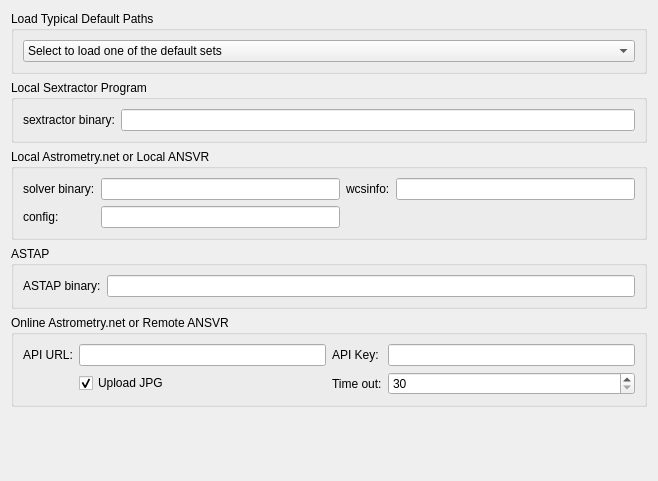
This is kstars/ekos/align/opsprograms.ui in KDE/kstars as Qt 5 draws it before an edit. The edited form follows.
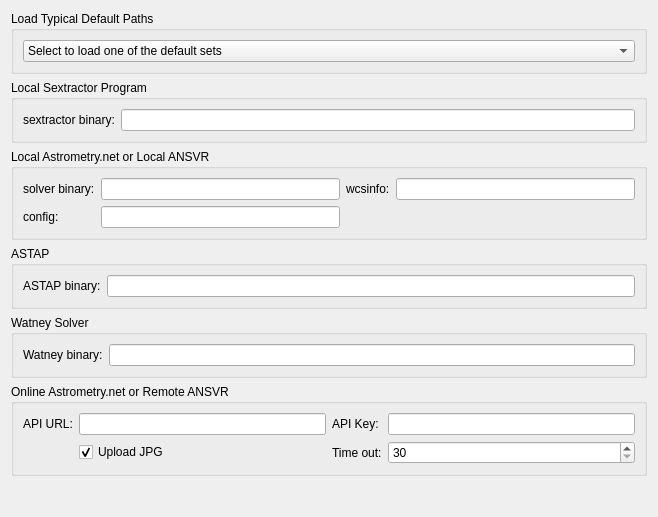
This is the edited form.

Commit message: Make it work with StellarSolver 2.0

```diff
--- a/kstars/ekos/align/opsprograms.ui
+++ b/kstars/ekos/align/opsprograms.ui
@@ -7,7 +7,7 @@
     <x>0</x>
     <y>0</y>
     <width>658</width>
-    <height>481</height>
+    <height>517</height>
    </rect>
   </property>
   <layout class="QVBoxLayout" name="verticalLayout">
@@ -169,6 +169,32 @@
      </layout>
     </widget>
    </item>
+   <item>
+    <widget class="QGroupBox" name="groupBox_6">
+     <property name="title">
+      <string>Watney Solver</string>
+     </property>
+     <layout class="QGridLayout" name="gridLayout_5">
+      <item row="0" column="0">
+       <widget class="QLabel" name="label_21">
+        <property name="text">
+         <string>Watney binary:</string>
+        </property>
+       </widget>
+      </item>
+      <item row="0" column="1">
+       <widget class="QLineEdit" name="kcfg_WatneyBinary">
+        <property name="toolTip">
+         <string>Astrometry.net solve-field binary</string>
+        </property>
+        <property name="text">
+         <string/>
+        </property>
+       </widget>
+      </item>
+     </layout>
+    </widget>
+   </item>
    <item>
     <widget class="QGroupBox" name="groupBox_3">
      <property name="title">
```
The commit also changes 13 other files.
